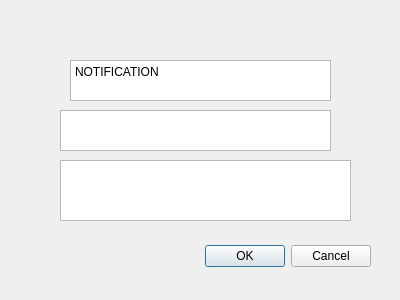
SaxMan96/ElkaDating, file Graphic/Dialog.ui: the form before one commit.
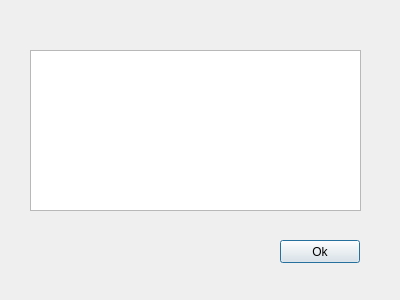
The form after the commit.

The edit to the form file:
```diff
--- a/Graphic/Dialog.ui
+++ b/Graphic/Dialog.ui
@@ -13,57 +13,27 @@
   <property name="windowTitle">
    <string>Dialog</string>
   </property>
-  <widget class="QDialogButtonBox" name="buttonBox">
+  <widget class="QPlainTextEdit" name="plainTextEdit">
    <property name="geometry">
     <rect>
      <x>30</x>
+     <y>50</y>
+     <width>331</width>
+     <height>161</height>
+    </rect>
+   </property>
+  </widget>
+  <widget class="QPushButton" name="btnOK">
+   <property name="geometry">
+    <rect>
+     <x>280</x>
      <y>240</y>
-     <width>341</width>
-     <height>32</height>
+     <width>80</width>
+     <height>23</height>
     </rect>
    </property>
-   <property name="orientation">
-    <enum>Qt::Horizontal</enum>
-   </property>
-   <property name="standardButtons">
-    <set>QDialogButtonBox::Cancel|QDialogButtonBox::Ok</set>
-   </property>
-  </widget>
-  <widget class="QTextEdit" name="textEdit">
-   <property name="geometry">
-    <rect>
-     <x>70</x>
-     <y>60</y>
-     <width>261</width>
-     <height>41</height>
-    </rect>
-   </property>
-   <property name="html">
-    <string>&lt;!DOCTYPE HTML PUBLIC &quot;-//W3C//DTD HTML 4.0//EN&quot; &quot;http://www.w3.org/TR/REC-html40/strict.dtd&quot;&gt;
-&lt;html&gt;&lt;head&gt;&lt;meta name=&quot;qrichtext&quot; content=&quot;1&quot; /&gt;&lt;style type=&quot;text/css&quot;&gt;
-p, li { white-space: pre-wrap; }
-&lt;/style&gt;&lt;/head&gt;&lt;body style=&quot; font-family:'Sans Serif'; font-size:9pt; font-weight:400; font-style:normal;&quot;&gt;
-&lt;p style=&quot; margin-top:0px; margin-bottom:0px; margin-left:0px; margin-right:0px; -qt-block-indent:0; text-indent:0px;&quot;&gt;NOTIFICATION&lt;/p&gt;&lt;/body&gt;&lt;/html&gt;</string>
-   </property>
-  </widget>
-  <widget class="QPlainTextEdit" name="plainTextEdit">
-   <property name="geometry">
-    <rect>
-     <x>60</x>
-     <y>110</y>
-     <width>271</width>
-     <height>41</height>
-    </rect>
-   </property>
-  </widget>
-  <widget class="QTextBrowser" name="textBrowser">
-   <property name="geometry">
-    <rect>
-     <x>60</x>
-     <y>160</y>
-     <width>291</width>
-     <height>61</height>
-    </rect>
+   <property name="text">
+    <string>Ok</string>
    </property>
   </widget>
  </widget>
```
Left out of the diff: 35 changed lines with no effect on the pictures.
